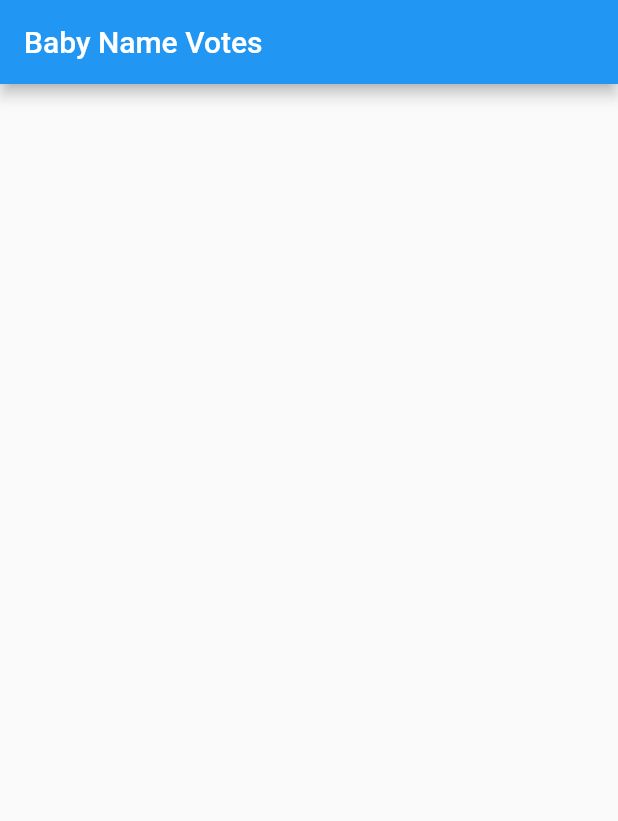
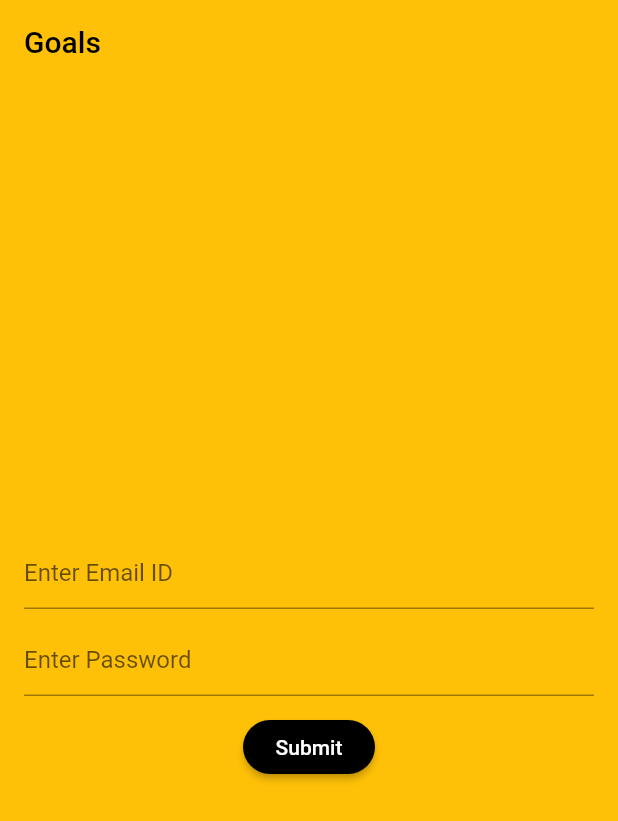
Before and after one commit to idev4droid/publicBoardGameCompanion, a Flutter app: the screen it shows after launch, on a phone screen of 412 x 824 dp. Shown: the top 821 px of the screen. Run offline on Flutter 3.47's test engine with Material 2 defaults, Android fonts, the phone set to English and light mode, and no system bars; our stand-ins replace cloud_firestore, rxdart; accounts and stored records are empty.

Commit message:
Added login + register with firebase

```diff
--- a/lib/main.dart
+++ b/lib/main.dart
@@ -1,102 +1,4 @@
-import 'package:cloud_firestore/cloud_firestore.dart';
 import 'package:flutter/material.dart';
+import 'src/app.dart';
 
 void main() => runApp(MyApp());
-
-final dummySnapshot = [
-  {"name": "Filip", "votes": 15},
-  {"name": "Abraham", "votes": 14},
-  {"name": "Richard", "votes": 11},
-  {"name": "Ike", "votes": 10},
-  {"name": "Justin", "votes": 1},
-];
-
-class MyApp extends StatelessWidget {
-  @override
-  Widget build(BuildContext context) {
-    return MaterialApp(
-      title: 'Baby Names',
-      home: MyHomePage(),
-    );
-  }
-}
-
-class MyHomePage extends StatefulWidget {
-  @override
-  _MyHomePageState createState() {
-    return _MyHomePageState();
-  }
-}
-
-class _MyHomePageState extends State<MyHomePage> {
-  @override
-  Widget build(BuildContext context) {
-    return Scaffold(
-      appBar: AppBar(title: Text('Baby Name Votes')),
-      body: _buildBody(context),
-    );
-  }
-
-  Widget _buildBody(BuildContext context) {
-    return StreamBuilder<QuerySnapshot>(
-      stream: Firestore.instance.collection('boardgames').snapshots(),
-      builder: (context, snapshot) {
-        if (!snapshot.hasData) return LinearProgressIndicator();
-
-        return _buildList(context, snapshot.data.documents);
-      },
-    );
-  }
-
-
-  Widget _buildList(BuildContext context, List<DocumentSnapshot> snapshot) {
-    return ListView(
-      padding: const EdgeInsets.only(top: 20.0),
-      children: snapshot.map((data) => _buildListItem(context, data)).toList(),
-    );
-  }
-
-  Widget _buildListItem(BuildContext context, DocumentSnapshot data) {
-    final record = Record.fromSnapshot(data);
-
-    return Padding(
-      key: ValueKey(record.name),
-      padding: const EdgeInsets.symmetric(horizontal: 16.0, vertical: 8.0),
-      child: Container(
-        decoration: BoxDecoration(
-          border: Border.all(color: Colors.grey),
-          borderRadius: BorderRadius.circular(5.0),
-        ),
-        child: ListTile(
-          title: Text(record.name),
-          trailing: Text(1.toString()),
-          onTap: () => print(record),
-        ),
-      ),
-    );
-  }
-}
-
-class Record {
-  final String name;
-  final String gameType;
-  final int nbMinPlayers;
-  final int nbMaxPlayers;
-  final DocumentReference reference;
-
-  Record.fromMap(Map<String, dynamic> map, {this.reference})
-      : assert(map['name'] != null),
-        assert(map['type'] != null),
-        assert(map['minPlayers'] != null),
-        assert(map['maxPlayers'] != null),
-        name = map['name'],
-        gameType = map['type'],
-        nbMinPlayers = map['minPlayers'],
-        nbMaxPlayers = map['maxPlayers'];
-
-  Record.fromSnapshot(DocumentSnapshot snapshot)
-      : this.fromMap(snapshot.data, reference: snapshot.reference);
-
-  @override
-  String toString() => "Record<$name:$gameType>";
-}
--- /dev/null
+++ b/lib/src/app.dart
@@ -0,0 +1,28 @@
+import 'package:flutter/material.dart';
+import 'ui/login.dart';
+import 'blocs/login_bloc_provider.dart';
+
+class MyApp extends StatelessWidget {
+  @override
+  Widget build(BuildContext context) {
+    return LoginBlocProvider(
+        child: MaterialApp(
+          theme: ThemeData(
+            accentColor: Colors.black,
+            primaryColor: Colors.amber,
+          ),
+          home: Scaffold(
+            appBar: AppBar(
+              title: Text(
+                "Goals",
+                style: TextStyle(color: Colors.black),
+              ),
+              backgroundColor: Colors.amber,
+              elevation: 0.0,
+            ),
+            body: LoginScreen(),
+          ),
+        ),
+    );
+  }
+}
--- /dev/null
+++ b/lib/src/blocs/login_bloc.dart
@@ -0,0 +1,76 @@
+import 'dart:async';
+import '../utils/strings.dart';
+
+import '../resources/repository.dart';
+import 'package:rxdart/rxdart.dart';
+
+class LoginBloc {
+  final _repository = Repository();
+  final _email = BehaviorSubject<String>();
+  final _password = BehaviorSubject<String>();
+  final _isSignedIn = BehaviorSubject<bool>();
+
+  Observable<String> get email => _email.stream.transform(_validateEmail);
+
+  Observable<String> get password =>
+      _password.stream.transform(_validatePassword);
+
+  Observable<bool> get signInStatus => _isSignedIn.stream;
+
+  String get emailAddress => _email.value;
+
+  // Change data
+  Function(String) get changeEmail => _email.sink.add;
+
+  Function(String) get changePassword => _password.sink.add;
+
+  Function(bool) get showProgressBar => _isSignedIn.sink.add;
+
+  final _validateEmail =
+  StreamTransformer<String, String>.fromHandlers(handleData: (email, sink) {
+    if (email.contains('@')) {
+      sink.add(email);
+    } else {
+      sink.addError(StringConstant.emailValidateMessage);
+    }
+  });
+
+  final _validatePassword = StreamTransformer<String, String>.fromHandlers(
+      handleData: (password, sink) {
+        if (password.length > 3) {
+          sink.add(password);
+        } else {
+          sink.addError(StringConstant.passwordValidateMessage);
+        }
+      });
+
+  Future<int> submit() {
+    return _repository.authenticateUser(_email.value, _password.value);
+  }
+
+  Future<void> registerUser() {
+    return _repository.registerUser(_email.value, _password.value);
+  }
+
+  void dispose() async {
+    await _email.drain();
+    _email.close();
+    await _password.drain();
+    _password.close();
+    await _isSignedIn.drain();
+    _isSignedIn.close();
+  }
+
+  bool validateFields() {
+    if (_email.value != null &&
+        _email.value.isNotEmpty &&
+        _password.value != null &&
+        _password.value.isNotEmpty &&
+        _email.value.contains('@') &&
+        _password.value.length > 3) {
+      return true;
+    } else {
+      return false;
+    }
+  }
+}
--- /dev/null
+++ b/lib/src/blocs/login_bloc_provider.dart
@@ -0,0 +1,17 @@
+import 'package:flutter/material.dart';
+import 'login_bloc.dart';
+export 'login_bloc.dart';
+
+/// This class is from
+/// https://medium.com/flutterpub/when-firebase-meets-bloc-pattern-fb5c405597e0
+class LoginBlocProvider extends InheritedWidget{
+  final bloc = LoginBloc();
+
+  LoginBlocProvider({Key key, Widget child}) : super(key: key, child: child);
+
+  bool updateShouldNotify(_) => true;
+
+  static LoginBloc of(BuildContext context) {
+    return (context.inheritFromWidgetOfExactType(LoginBlocProvider) as LoginBlocProvider).bloc;
+  }
+}
--- /dev/null
+++ b/lib/src/resources/firestore_provider.dart
@@ -0,0 +1,74 @@
+import 'package:cloud_firestore/cloud_firestore.dart';
+
+/// This class is from
+/// https://medium.com/flutterpub/when-firebase-meets-bloc-pattern-fb5c405597e0
+class FirestoreProvider {
+  Firestore _firestore = Firestore.instance;
+
+  Future<int> authenticateUser(String email, String password) async {
+    final QuerySnapshot result = await _firestore
+        .collection("users")
+        .where("email", isEqualTo: email)
+        .getDocuments();
+    final List<DocumentSnapshot> docs = result.documents;
+    if (docs.length == 0) {
+      return 0;
+    } else {
+      return 1;
+    }
+  }
+
+  Future<void> registerUser(String email, String password) async {
+    return _firestore
+        .collection("users")
+        .document(email)
+        .setData({'email': email, 'password': password, 'goalAdded': false});
+  }
+
+  Future<void> uploadGoal(String title, String documentId, String goal) async {
+    DocumentSnapshot doc =
+    await _firestore.collection("users").document(documentId).get();
+    Map<String, String> goals = doc.data["goals"] != null
+        ? doc.data["goals"].cast<String, String>()
+        : null;
+    if (goals != null) {
+      goals[title] = goal;
+    } else {
+      goals = Map();
+      goals[title] = goal;
+    }
+    return _firestore
+        .collection("users")
+        .document(documentId)
+        .setData({'goals': goals, 'goalAdded': true}, merge: true);
+  }
+
+  Stream<DocumentSnapshot> myGoalList(String documentId) {
+    return _firestore.collection("users").document(documentId).snapshots();
+  }
+
+  Stream<QuerySnapshot> othersGoalList() {
+    return _firestore
+        .collection("users")
+        .where('goalAdded', isEqualTo: true)
+        .snapshots();
+  }
+
+  void removeGoal(String title, String documentId) async {
+    DocumentSnapshot doc =
+    await _firestore.collection("users").document(documentId).get();
+    Map<String, String> goals = doc.data["goals"].cast<String, String>();
+    goals.remove(title);
+    if (goals.isNotEmpty) {
+      _firestore
+          .collection("users")
+          .document(documentId)
+          .updateData({"goals": goals});
+    } else {
+      _firestore
+          .collection("users")
+          .document(documentId)
+          .updateData({'goals': FieldValue.delete(), 'goalAdded': false});
+    }
+  }
+}
--- /dev/null
+++ b/lib/src/resources/repository.dart
@@ -0,0 +1,26 @@
+import 'package:cloud_firestore/cloud_firestore.dart';
+
+import 'firestore_provider.dart';
+
+/// This class is from
+/// https://medium.com/flutterpub/when-firebase-meets-bloc-pattern-fb5c405597e0
+class Repository {
+  final _firestoreProvider = FirestoreProvider();
+
+  Future<int> authenticateUser(String email, String password) =>
+      _firestoreProvider.authenticateUser(email, password);
+
+  Future<void> registerUser(String email, String password) =>
+      _firestoreProvider.registerUser(email, password);
+
+  Future<void> uploadGoal(String email, String title, String goal) =>
+      _firestoreProvider.uploadGoal(title, email, goal);
+
+  Stream<DocumentSnapshot> myGoalList(String email) =>
+      _firestoreProvider.myGoalList(email);
+
+  Stream<QuerySnapshot> othersGoalList() => _firestoreProvider.othersGoalList();
+
+  void removeGoal(String title, email) =>
+      _firestoreProvider.removeGoal(title, email);
+}
--- /dev/null
+++ b/lib/src/ui/login.dart
@@ -0,0 +1,16 @@
+import 'package:flutter/material.dart';
+import 'widgets/sign_in_form.dart';
+
+class LoginScreen extends StatelessWidget {
+  @override
+  Widget build(BuildContext context) {
+    return Container(
+      padding: EdgeInsets.all(16.0),
+      decoration: BoxDecoration(
+          color: Colors.amber
+      ),
+      alignment: Alignment(0.0,0.0),
+      child: SignInForm(),
+    );
+  }
+}
--- /dev/null
+++ b/lib/src/ui/widgets/sign_in_form.dart
@@ -0,0 +1,123 @@
+import '../../utils/strings.dart';
+import 'package:flutter/material.dart';
+import '../../blocs/login_bloc_provider.dart';
+import '../board_game_list.dart';
+
+class SignInForm extends StatefulWidget {
+  @override
+  SignInFormState createState() {
+    return SignInFormState();
+  }
+}
+
+class SignInFormState extends State<SignInForm> {
+  LoginBloc _bloc;
+
+  @override
+  void didChangeDependencies() {
+    super.didChangeDependencies();
+    _bloc = LoginBlocProvider.of(context);
+  }
+
+  @override
+  void dispose() {
+    _bloc.dispose();
+    super.dispose();
+  }
+
+  @override
+  Widget build(BuildContext context) {
+    return Column(
+      mainAxisAlignment: MainAxisAlignment.center,
+      children: <Widget>[
+        emailField(),
+        Container(margin: EdgeInsets.only(top: 5.0, bottom: 5.0)),
+        passwordField(),
+        Container(margin: EdgeInsets.only(top: 5.0, bottom: 5.0)),
+        submitButton()
+      ],
+    );
+  }
+
+  Widget passwordField() {
+    return StreamBuilder(
+        stream: _bloc.password,
+        builder: (context, AsyncSnapshot<String> snapshot) {
+          return TextField(
+            onChanged: _bloc.changePassword,
+            obscureText: true,
+            decoration: InputDecoration(
+                hintText: StringConstant.passwordHint,
+                errorText: snapshot.error),
+          );
+        });
+  }
+
+  Widget emailField() {
+    return StreamBuilder(
+        stream: _bloc.email,
+        builder: (context, snapshot) {
+          return TextField(
+            onChanged: _bloc.changeEmail,
+            decoration: InputDecoration(
+                hintText: StringConstant.emailHint, errorText: snapshot.error),
+          );
+        });
+  }
+
+  Widget submitButton() {
+    return StreamBuilder(
+        stream: _bloc.signInStatus,
+        builder: (BuildContext context, AsyncSnapshot<bool> snapshot) {
+          if (!snapshot.hasData || snapshot.hasError) {
+            return button();
+          } else {
+            return CircularProgressIndicator();
+          }
+        });
+  }
+
+  Widget button() {
+    return RaisedButton(
+        child: Text(StringConstant.submit),
+        textColor: Colors.white,
+        color: Colors.black,
+        shape: RoundedRectangleBorder(
+            borderRadius: new BorderRadius.circular(30.0)),
+        onPressed: () {
+          if (_bloc.validateFields()) {
+            authenticateUser();
+          } else {
+            showErrorMessage();
+          }
+        });
+  }
+
+  void authenticateUser() {
+    _bloc.showProgressBar(true);
+    _bloc.submit().then((value) {
+      if (value == 0) {
+        //New User
+        _bloc.registerUser().then((value) {
+          Navigator.pushReplacement(
+              context,
+              MaterialPageRoute(
+                  builder: (context) => BoardGameList()));
+        });
+      } else {
+        //Already registered
+        Navigator.pushReplacement(
+            context,
+            MaterialPageRoute(
+                builder: (context) => BoardGameList()));
+      }
+    });
+  }
+
+  void showErrorMessage() {
+    final snackbar = SnackBar(
+        content: Text(StringConstant.errorMessage),
+        duration: new Duration(seconds: 2));
+    Scaffold.of(context).showSnackBar(snackbar);
+  }
+}
--- /dev/null
+++ b/lib/src/utils/strings.dart
@@ -0,0 +1,17 @@
+class StringConstant{
+  static const String goalValidateMessage = "Your goal should have min of 10 characters";
+  static const String nameValidateMessage = "Only alphabets are allowed";
+  static const String emailField = "email";
+  static const String goalField = "goals";
+  static const String collectionName = "users";
+  static const String emailValidateMessage = "Enter a valid email";
+  static const String passwordValidateMessage = "Password must be at least 4 characters";
+  static const String passwordHint = "Enter Password";
+  static const String emailHint = "Enter Email ID";
+  static const String submit = "Submit";
+  static const String errorMessage = "Please fix all the errors";
+  static const String goalListTitle = "Goals List";
+  static const String worldTab = "World";
+  static const String myTab = "Me";
+
+}
--- a/pubspec.yaml
+++ b/pubspec.yaml
@@ -20,6 +20,7 @@ dependencies:
   flutter:
     sdk: flutter
   cloud_firestore: ^0.8.2
+  rxdart: ^0.20.0
 
   # The following adds the Cupertino Icons font to your application.
   # Use with the CupertinoIcons class for iOS style icons.
```
Also changed, not shown: lib/src/ui/board_game_list.dart (added, +62 -0 lines), pubspec.lock, 3 other files.
